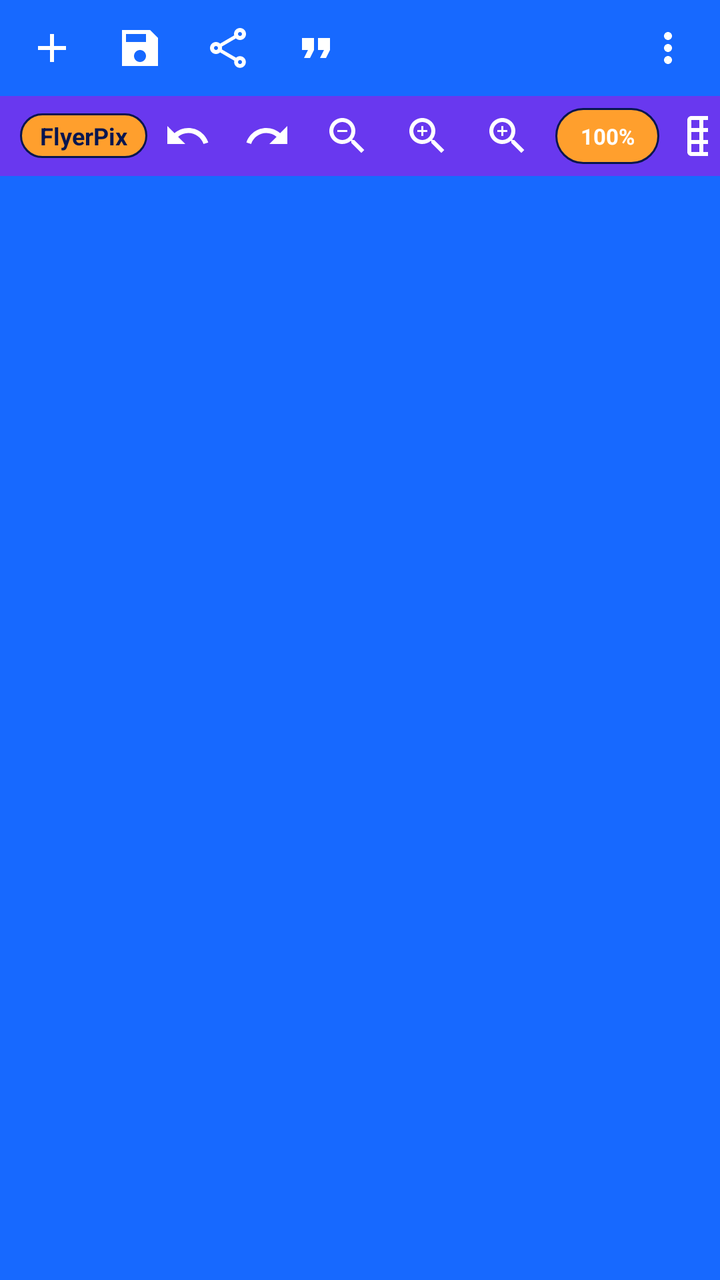
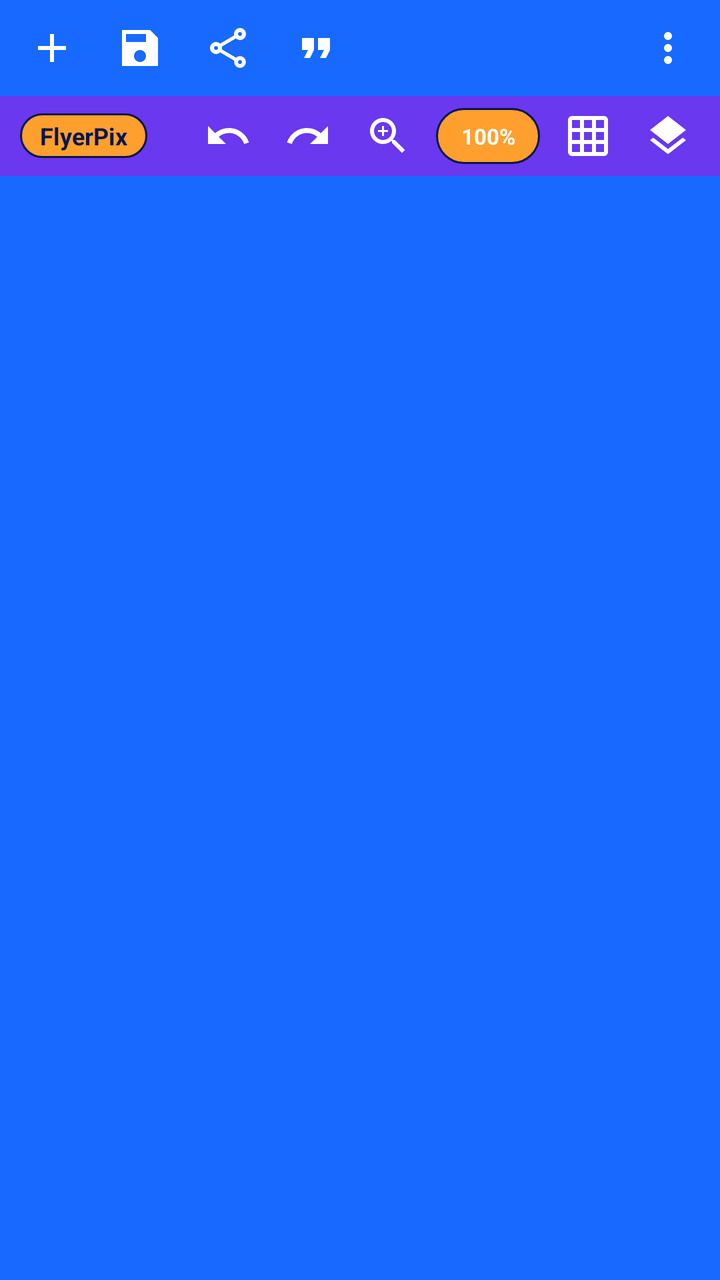

The first picture is an Android layout as it rendered before a commit; the second is the same layout after the commit. The layout source and the unified diff follow.
<!-- AndroidManifest.xml: application theme AppTheme -->
<!-- res/layout/layout_authentic_top_bar.xml -->
<?xml version="1.0" encoding="utf-8"?>
<LinearLayout xmlns:android="http://schemas.android.com/apk/res/android"
    xmlns:app="http://schemas.android.com/apk/res-auto"
    android:id="@+id/authenticTopBarContainer"
    android:layout_width="match_parent"
    android:layout_height="wrap_content"
    android:background="@color/brand_blue"
    android:elevation="6dp"
    android:orientation="vertical">

    
    <LinearLayout
        android:id="@+id/topBarRow1"
        android:layout_width="match_parent"
        android:layout_height="48dp"
        android:gravity="center_vertical"
        android:orientation="horizontal"
        android:paddingHorizontal="4dp">

        <ImageButton
            android:id="@+id/btnTopAdd"
            android:layout_width="44dp"
            android:layout_height="44dp"
            android:background="?attr/selectableItemBackgroundBorderless"
            android:contentDescription="Tambah Objek"
            android:src="@drawable/ic_add_24px"
            app:tint="@android:color/white" />

        <ImageButton
            android:id="@+id/btnTopSave"
            android:layout_width="44dp"
            android:layout_height="44dp"
            android:background="?attr/selectableItemBackgroundBorderless"
            android:contentDescription="Simpan"
            android:src="@drawable/ic_sharp_save_24px"
            app:tint="@android:color/white" />

        <ImageButton
            android:id="@+id/btnTopShare"
            android:layout_width="44dp"
            android:layout_height="44dp"
            android:background="?attr/selectableItemBackgroundBorderless"
            android:contentDescription="Bagikan"
            android:src="@drawable/ic_outline_share_24px"
            app:tint="@android:color/white" />

        <ImageButton
            android:id="@+id/btnTopQuotes"
            android:layout_width="44dp"
            android:layout_height="44dp"
            android:background="?attr/selectableItemBackgroundBorderless"
            android:contentDescription="Kutipan"
            android:src="@drawable/ic_format_quote_24px"
            app:tint="@android:color/white" />

        <View
            android:layout_width="0dp"
            android:layout_height="1dp"
            android:layout_weight="1" />

        <ImageButton
            android:id="@+id/btnTopOverflow"
            android:layout_width="44dp"
            android:layout_height="44dp"
            android:background="?attr/selectableItemBackgroundBorderless"
            android:contentDescription="Menu Lainnya"
            android:src="@drawable/ic_more_vert_24px"
            app:tint="@android:color/white" />
    </LinearLayout>

    
    <LinearLayout
        android:id="@+id/topBarRow2"
        android:layout_width="match_parent"
        android:layout_height="40dp"
        android:background="@color/brand_violet"
        android:gravity="center_vertical"
        android:orientation="horizontal"
        android:paddingHorizontal="6dp">

        <TextView
            android:id="@+id/tvPixelLabBadge"
            android:layout_width="wrap_content"
            android:layout_height="wrap_content"
            android:layout_marginStart="4dp"
            android:background="@drawable/bg_pixellab_badge"
            android:text="FlyerPix"
            android:textColor="@color/brand_navy"
            android:textSize="12sp"
            android:textStyle="bold" />

        <View
            android:layout_width="0dp"
            android:layout_height="1dp"
            android:layout_weight="1" />

        <ImageButton
            android:id="@+id/btnTopUndo"
            android:layout_width="40dp"
            android:layout_height="40dp"
            android:background="?attr/selectableItemBackgroundBorderless"
            android:contentDescription="Undo"
            android:src="@drawable/ic_sharp_undo_24px"
            app:tint="@android:color/white" />

        <ImageButton
            android:id="@+id/btnTopRedo"
            android:layout_width="40dp"
            android:layout_height="40dp"
            android:background="?attr/selectableItemBackgroundBorderless"
            android:contentDescription="Redo"
            android:src="@drawable/ic_sharp_redo_24px"
            app:tint="@android:color/white" />

        <ImageButton
            android:id="@+id/btnTopZoomOut"
            android:layout_width="40dp"
            android:layout_height="40dp"
            android:background="?attr/selectableItemBackgroundBorderless"
            android:contentDescription="Zoom Keluar"
            android:src="@drawable/ic_zoom_out_24px"
            app:tint="@android:color/white" />

        <ImageButton
            android:id="@+id/btnTopZoom"
            android:layout_width="40dp"
            android:layout_height="40dp"
            android:background="?attr/selectableItemBackgroundBorderless"
            android:contentDescription="Reset Zoom"
            android:src="@drawable/ic_zoom_in_24px"
            app:tint="@android:color/white" />

        <ImageButton
            android:id="@+id/btnTopZoomIn"
            android:layout_width="40dp"
            android:layout_height="40dp"
            android:background="?attr/selectableItemBackgroundBorderless"
            android:contentDescription="Zoom Masuk"
            android:src="@drawable/ic_zoom_in_24px"
            app:tint="@android:color/white" />

        <TextView
            android:id="@+id/tvTopZoomLabel"
            android:layout_width="52dp"
            android:layout_height="28dp"
            android:layout_marginStart="4dp"
            android:layout_marginEnd="4dp"
            android:background="@drawable/bg_pixellab_badge"
            android:gravity="center"
            android:text="100%"
            android:textColor="@android:color/white"
            android:textSize="11sp"
            android:textStyle="bold" />

        <ImageButton
            android:id="@+id/btnTopGrid"
            android:layout_width="40dp"
            android:layout_height="40dp"
            android:background="?attr/selectableItemBackgroundBorderless"
            android:contentDescription="Grid"
            android:src="@drawable/ic_grid_on_24px"
            app:tint="@android:color/white" />

        <ImageButton
            android:id="@+id/btnTopLayers"
            android:layout_width="40dp"
            android:layout_height="40dp"
            android:background="?attr/selectableItemBackgroundBorderless"
            android:contentDescription="Layers"
            android:src="@drawable/ic_layers_24px"
            app:tint="@android:color/white" />
    </LinearLayout>

</LinearLayout>
<!-- resources referenced by this layout -->
<resources>
  <color name="brand_blue">#1769FF</color>
  <color name="brand_navy">#07164F</color>
  <color name="brand_violet">#6938EF</color>
  <!-- drawable ic_add_24px (drawable) -->
  <vector xmlns:android="http://schemas.android.com/apk/res/android"
      android:width="24dp"
      android:height="24dp"
      android:viewportWidth="24"
      android:viewportHeight="24">
    <path
        android:fillColor="@android:color/white"
        android:pathData="M19,13h-6v6h-2v-6H5v-2h6V5h2v6h6v2z"/>
  </vector>
  <!-- drawable ic_format_quote_24px (drawable) -->
  <vector xmlns:android="http://schemas.android.com/apk/res/android"
      android:width="24dp"
      android:height="24dp"
      android:viewportWidth="24"
      android:viewportHeight="24">
    <path
        android:fillColor="@android:color/white"
        android:pathData="M6,17h3l2,-4V7H5v6h3zm8,0h3l2,-4V7h-6v6h3z"/>
  </vector>
  <!-- drawable ic_zoom_out_24px (drawable) -->
  <vector xmlns:android="http://schemas.android.com/apk/res/android"
      android:width="24dp"
      android:height="24dp"
      android:viewportWidth="24"
      android:viewportHeight="24">
    <path
        android:fillColor="#FFFFFFFF"
        android:pathData="M15.5,14h-0.79l-0.28,-0.27C15.41,12.59 16,11.11 16,9.5 16,5.91 13.09,3 9.5,3S3,5.91 3,9.5 5.91,16 9.5,16c1.61,0 3.09,-0.59 4.23,-1.57l0.27,0.28v0.79l5,4.99L20.49,19l-4.99,-5zM9.5,14C7.01,14 5,11.99 5,9.5S7.01,5 9.5,5 14,7.01 14,9.5 11.99,14 9.5,14zM7,9h5v1H7V9z"/>
  </vector>
  <color name="brand_orange">#FF9F2D</color>
  <color name="white">#fff</color>
  <color name="black">#000</color>
  <color name="gray">#616161</color>
  <style name="AppBottomNavigation" parent="Widget.MaterialComponents.BottomNavigationView.Colored">
  
      </style>
  <style name="AppButton" parent="Widget.MaterialComponents.Button.UnelevatedButton">
          <item name="strokeColor">@color/brand_blue</item>
          <item name="strokeWidth">1dp</item>
          <item name="android:textColor">@color/brand_blue</item>
      </style>
  <style name="ButtonText" parent="TextAppearance.MaterialComponents.Button">
          <item name="fontFamily">@font/raleway_semibold</item>
      </style>
  <style name="Body1Text" parent="TextAppearance.MaterialComponents.Body1">
          <item name="fontFamily">@font/raleway_semibold</item>
      </style>
  <style name="Body2Text" parent="TextAppearance.MaterialComponents.Body2">
          <item name="fontFamily">@font/raleway_semibold</item>
      </style>
  <style name="CaptionText" parent="TextAppearance.MaterialComponents.Caption">
          <item name="fontFamily">@font/raleway_semibold</item>
      </style>
  <style name="Headline4Text" parent="TextAppearance.MaterialComponents.Headline6">
          <item name="fontFamily">@font/raleway_semibold</item>
      </style>
  <style name="Headline5Text" parent="TextAppearance.MaterialComponents.Headline6">
          <item name="fontFamily">@font/raleway_semibold</item>
      </style>
  <style name="Headline6Text" parent="TextAppearance.MaterialComponents.Headline6">
          <item name="fontFamily">@font/raleway_semibold</item>
      </style>
  <style name="AppFloatingActionButton" parent="Widget.MaterialComponents.FloatingActionButton">
          <item name="shapeAppearanceOverlay">@style/FloatingActionButton</item>
      </style>
  <style name="SmallComponent" parent="ShapeAppearance.MaterialComponents.SmallComponent">
          <item name="cornerFamily">cut</item>
          <item name="cornerSize">0dp</item>
      </style>
  <style name="MediumComponent" parent="ShapeAppearance.MaterialComponents.MediumComponent">
          <item name="cornerFamily">cut</item>
          <item name="cornerSize">0dp</item>
      </style>
  <style name="LargeComponent" parent="ShapeAppearance.MaterialComponents.LargeComponent">
          <item name="cornerFamily">cut</item>
          <item name="cornerSize">0dp</item>
      </style>
  <style name="FloatingActionButton" parent="ShapeAppearanceOverlay.MaterialComponents.FloatingActionButton">
      </style>
  <!-- unchanged entries left out for length: 11 -->
</resources>

<!-- the commit's change to res/layout/layout_authentic_top_bar.xml (unified diff, before → after) -->
@@ -113,29 +113,11 @@
             app:tint="@android:color/white" />
 
         <ImageButton
-            android:id="@+id/btnTopZoomOut"
-            android:layout_width="40dp"
-            android:layout_height="40dp"
-            android:background="?attr/selectableItemBackgroundBorderless"
-            android:contentDescription="Zoom Keluar"
-            android:src="@drawable/ic_zoom_out_24px"
-            app:tint="@android:color/white" />
-
-        <ImageButton
             android:id="@+id/btnTopZoom"
             android:layout_width="40dp"
             android:layout_height="40dp"
             android:background="?attr/selectableItemBackgroundBorderless"
-            android:contentDescription="Reset Zoom"
-            android:src="@drawable/ic_zoom_in_24px"
-            app:tint="@android:color/white" />
-
-        <ImageButton
-            android:id="@+id/btnTopZoomIn"
-            android:layout_width="40dp"
-            android:layout_height="40dp"
-            android:background="?attr/selectableItemBackgroundBorderless"
-            android:contentDescription="Zoom Masuk"
+            android:contentDescription="Atur zoom ke 100 persen"
             android:src="@drawable/ic_zoom_in_24px"
             app:tint="@android:color/white" />
 
<!-- resource entries referenced after the edit -->
@@ -22,16 +22,6 @@
     <path
         android:fillColor="@android:color/white"
         android:pathData="M6,17h3l2,-4V7H5v6h3zm8,0h3l2,-4V7h-6v6h3z"/>
-  </vector>
-  <!-- drawable ic_zoom_out_24px (drawable) -->
-  <vector xmlns:android="http://schemas.android.com/apk/res/android"
-      android:width="24dp"
-      android:height="24dp"
-      android:viewportWidth="24"
-      android:viewportHeight="24">
-    <path
-        android:fillColor="#FFFFFFFF"
-        android:pathData="M15.5,14h-0.79l-0.28,-0.27C15.41,12.59 16,11.11 16,9.5 16,5.91 13.09,3 9.5,3S3,5.91 3,9.5 5.91,16 9.5,16c1.61,0 3.09,-0.59 4.23,-1.57l0.27,0.28v0.79l5,4.99L20.49,19l-4.99,-5zM9.5,14C7.01,14 5,11.99 5,9.5S7.01,5 9.5,5 14,7.01 14,9.5 11.99,14 9.5,14zM7,9h5v1H7V9z"/>
   </vector>
   <color name="brand_orange">#FF9F2D</color>
   <color name="white">#fff</color>
